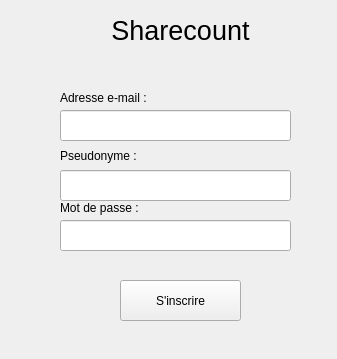
Old version of the form inscription.ui in the repository Obsywon/ShareCount.
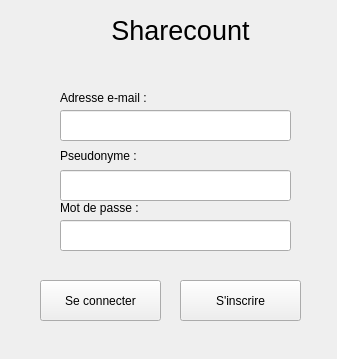
New version of the form.

The edit to the form file:
```diff
--- a/inscription.ui
+++ b/inscription.ui
@@ -29,7 +29,7 @@
   <widget class="QPushButton" name="inscrire">
    <property name="geometry">
     <rect>
-     <x>120</x>
+     <x>180</x>
      <y>280</y>
      <width>121</width>
      <height>41</height>
@@ -140,6 +140,19 @@
     <string/>
    </property>
   </widget>
+  <widget class="QPushButton" name="connecter">
+   <property name="geometry">
+    <rect>
+     <x>40</x>
+     <y>280</y>
+     <width>121</width>
+     <height>41</height>
+    </rect>
+   </property>
+   <property name="text">
+    <string>Se connecter</string>
+   </property>
+  </widget>
  </widget>
  <resources/>
  <connections/>
```
